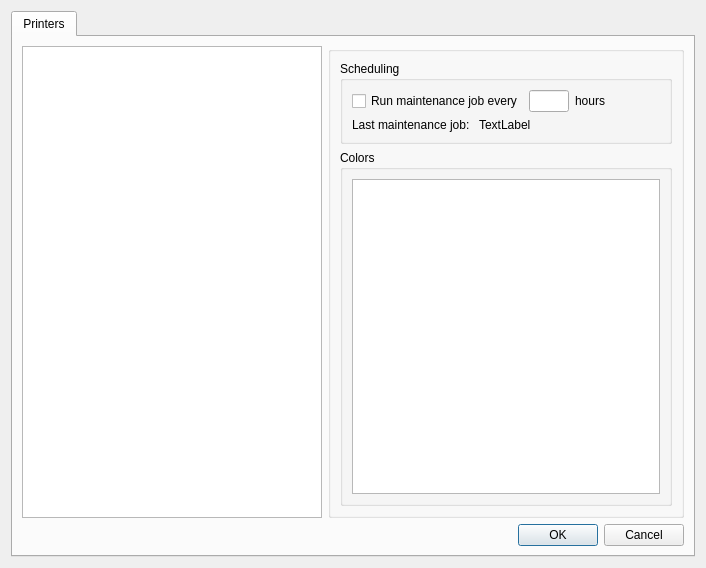
The window that preferencesdialog.ui (leftytennis/InkjetPlumber) describes before a commit, drawn with Qt 5.
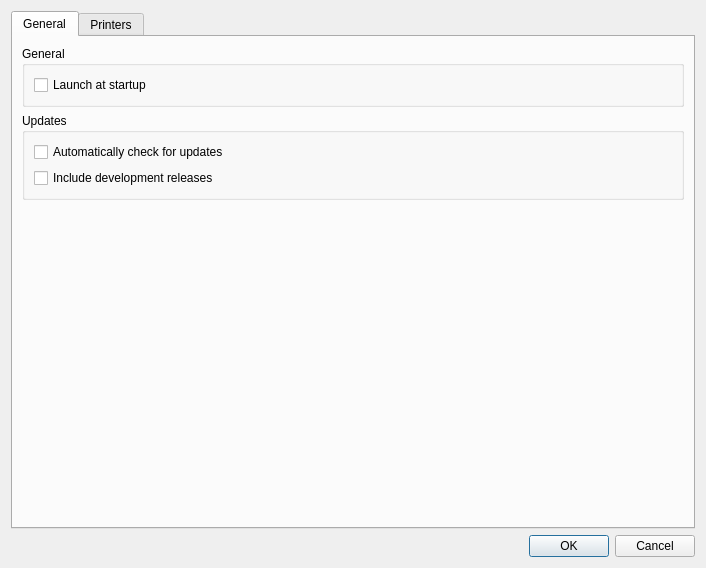
The same window after the commit.

Diff of the .ui file:
```diff
--- a/preferencesdialog.ui
+++ b/preferencesdialog.ui
@@ -25,6 +25,65 @@
      <property name="currentIndex">
       <number>0</number>
      </property>
+     <widget class="QWidget" name="tab_general">
+      <attribute name="title">
+       <string>General</string>
+      </attribute>
+      <layout class="QVBoxLayout" name="verticalLayout_4">
+       <item>
+        <widget class="QGroupBox" name="groupBox">
+         <property name="title">
+          <string>General</string>
+         </property>
+         <layout class="QVBoxLayout" name="verticalLayout_2">
+          <item>
+           <widget class="QCheckBox" name="checkbox_auto_launch">
+            <property name="text">
+             <string>Launch at startup</string>
+            </property>
+           </widget>
+          </item>
+         </layout>
+        </widget>
+       </item>
+       <item>
+        <widget class="QGroupBox" name="groupBox_2">
+         <property name="title">
+          <string>Updates</string>
+         </property>
+         <layout class="QVBoxLayout" name="verticalLayout_3">
+          <item>
+           <widget class="QCheckBox" name="checkbox_auto_update">
+            <property name="text">
+             <string>Automatically check for updates</string>
+            </property>
+           </widget>
+          </item>
+          <item>
+           <widget class="QCheckBox" name="checkbox_development">
+            <property name="text">
+             <string>Include development releases</string>
+            </property>
+           </widget>
+          </item>
+         </layout>
+        </widget>
+       </item>
+       <item>
+        <spacer name="verticalSpacer">
+         <property name="orientation">
+          <enum>Qt::Vertical</enum>
+         </property>
+         <property name="sizeHint" stdset="0">
+          <size>
+           <width>20</width>
+           <height>290</height>
+          </size>
+         </property>
+        </spacer>
+       </item>
+      </layout>
+     </widget>
      <widget class="QWidget" name="tab_printers">
       <attribute name="title">
        <string>Printers</string>
@@ -203,7 +262,11 @@
          </layout>
         </widget>
        </item>
-       <item row="1" column="0" colspan="2">
+      </layout>
+     </widget>
+    </widget>
+   </item>
+   <item row="1" column="0">
         <layout class="QHBoxLayout" name="horizontalLayout">
          <item>
           <spacer name="horizontalSpacer_1">
@@ -229,10 +292,6 @@
           </widget>
          </item>
         </layout>
-       </item>
-      </layout>
-     </widget>
-    </widget>
    </item>
   </layout>
  </widget>
```
Lines whose indentation alone changed are shown as unchanged.
